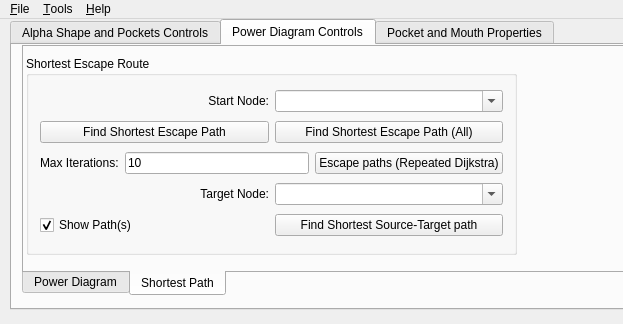
First picture: the form in mainwindow.ui, repository kamakshidasan/molecular-paths, before the edit; both pictures show x 0 to 623 and y 0 to 324 of the 1270 by 939 pixel window.
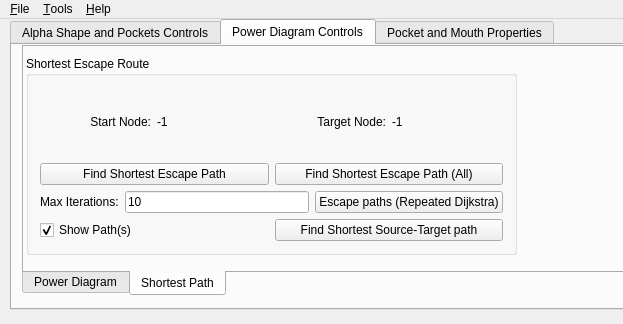
Second picture: the form after the edit. Custom widgets are drawn as their Qt base class.

Commit message: Selection of nodes with mouse.

Diff of the .ui file:
```diff
--- a/mainwindow.ui
+++ b/mainwindow.ui
@@ -517,9 +517,26 @@
             </widget>
            </item>
            <item>
-            <widget class="QComboBox" name="startCombo">
-             <property name="editable">
-              <bool>true</bool>
+            <widget class="QLabel" name="startIndexLabel">
+             <property name="text">
+              <string>-1</string>
+             </property>
+            </widget>
+           </item>
+           <item>
+            <widget class="QLabel" name="label_2">
+             <property name="text">
+              <string>Target Node:</string>
+             </property>
+             <property name="alignment">
+              <set>Qt::AlignRight|Qt::AlignTrailing|Qt::AlignVCenter</set>
+             </property>
+            </widget>
+           </item>
+           <item>
+            <widget class="QLabel" name="targetIndexLabel">
+             <property name="text">
+              <string>-1</string>
              </property>
             </widget>
            </item>
@@ -568,27 +585,6 @@
            </item>
           </layout>
          </item>
-         <item>
-          <layout class="QHBoxLayout" name="horizontalLayout_2">
-           <item>
-            <widget class="QLabel" name="label_2">
-             <property name="text">
-              <string>Target Node:</string>
-             </property>
-             <property name="alignment">
-              <set>Qt::AlignRight|Qt::AlignTrailing|Qt::AlignVCenter</set>
-             </property>
-            </widget>
-           </item>
-           <item>
-            <widget class="QComboBox" name="targetCombo">
-             <property name="editable">
-              <bool>true</bool>
-             </property>
-            </widget>
-           </item>
-          </layout>
-         </item>
          <item>
           <layout class="QHBoxLayout" name="horizontalLayout_8">
            <item>
```
The commit also changes 12 other files.
